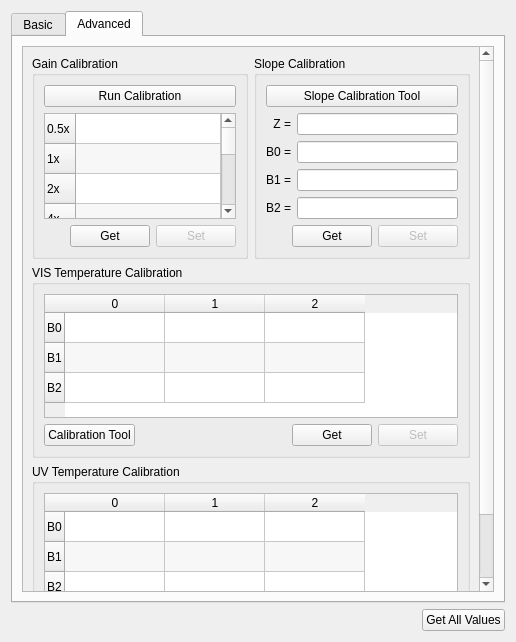
dektronics/densitometer-desktop, file src/calibrationuvvistab.ui: the form before one commit.
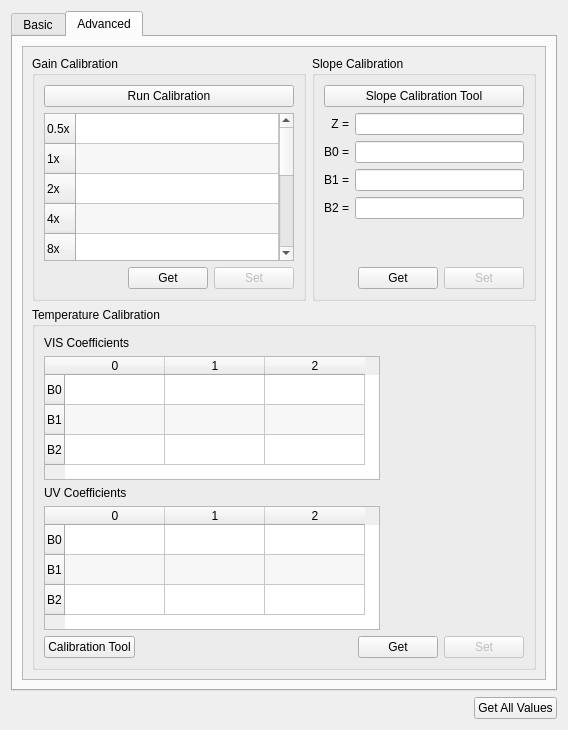
The form after the commit. The open tabs and pages were chosen to show the change.

Commit message:
Rework temperature calibration data import
Merge VIS and UV calibration bits into a single workflow.
Implement importing of thermal chamber data files.

Diff of the .ui file:
```diff
--- a/src/calibrationuvvistab.ui
+++ b/src/calibrationuvvistab.ui
@@ -6,8 +6,8 @@
    <rect>
     <x>0</x>
     <y>0</y>
-    <width>516</width>
-    <height>642</height>
+    <width>568</width>
+    <height>730</height>
    </rect>
   </property>
   <property name="sizePolicy">
@@ -376,11 +376,11 @@
            <rect>
             <x>0</x>
             <y>0</y>
-            <width>460</width>
-            <height>624</height>
+            <width>526</width>
+            <height>631</height>
            </rect>
           </property>
-          <layout class="QGridLayout" name="gridLayout" columnstretch="1,1">
+          <layout class="QGridLayout" name="gridLayout">
            <item row="0" column="0">
             <widget class="QGroupBox" name="gainGroupBox">
              <property name="sizePolicy">
@@ -675,10 +675,19 @@
            <item row="1" column="0" colspan="2">
             <widget class="QGroupBox" name="visTempGroupBox">
              <property name="title">
-              <string>VIS Temperature Calibration</string>
+              <string>Temperature Calibration</string>
              </property>
              <layout class="QVBoxLayout" name="verticalLayout">
               <item>
+               <widget class="QLabel" name="label">
+                <property name="text">
+                 <string>VIS Coefficients</string>
+                </property>
+               </widget>
+              </item>
+              <item>
+               <layout class="QHBoxLayout" name="horizontalLayout_4">
+                <item>
                <widget class="QTableWidget" name="visTempTableWidget">
                 <property name="sizePolicy">
                  <sizepolicy hsizetype="Expanding" vsizetype="Fixed">
@@ -728,6 +737,91 @@
                </widget>
               </item>
               <item>
+                 <spacer name="horizontalSpacer_3">
+                  <property name="orientation">
+                   <enum>Qt::Orientation::Horizontal</enum>
+                  </property>
+                  <property name="sizeHint" stdset="0">
+                   <size>
+                    <width>40</width>
+                    <height>20</height>
+                   </size>
+                  </property>
+                 </spacer>
+                </item>
+               </layout>
+              </item>
+              <item>
+               <widget class="QLabel" name="label_2">
+                <property name="text">
+                 <string>UV Coefficients</string>
+                </property>
+               </widget>
+              </item>
+              <item>
+               <layout class="QHBoxLayout" name="horizontalLayout_5">
+                <item>
+                 <widget class="QTableWidget" name="uvTempTableWidget">
+                  <property name="sizePolicy">
+                   <sizepolicy hsizetype="Expanding" vsizetype="Fixed">
+                    <horstretch>0</horstretch>
+                    <verstretch>0</verstretch>
+                   </sizepolicy>
+                  </property>
+                  <property name="sizeAdjustPolicy">
+                   <enum>QAbstractScrollArea::SizeAdjustPolicy::AdjustToContents</enum>
+                  </property>
+                  <property name="alternatingRowColors">
+                   <bool>true</bool>
+                  </property>
+                  <row>
+                   <property name="text">
+                    <string>B0</string>
+                   </property>
+                  </row>
+                  <row>
+                   <property name="text">
+                    <string>B1</string>
+                   </property>
+                  </row>
+                  <row>
+                   <property name="text">
+                    <string>B2</string>
+                   </property>
+                  </row>
+                  <column>
+                   <property name="text">
+                    <string>0</string>
+                   </property>
+                  </column>
+                  <column>
+                   <property name="text">
+                    <string>1</string>
+                   </property>
+                  </column>
+                  <column>
+                   <property name="text">
+                    <string>2</string>
+                   </property>
+                  </column>
+                 </widget>
+                </item>
+                <item>
+                 <spacer name="horizontalSpacer_4">
+                  <property name="orientation">
+                   <enum>Qt::Orientation::Horizontal</enum>
+                  </property>
+                  <property name="sizeHint" stdset="0">
+                   <size>
+                    <width>40</width>
+                    <height>20</height>
+                   </size>
+                  </property>
+                 </spacer>
+                </item>
+               </layout>
+              </item>
+              <item>
                <layout class="QHBoxLayout" name="horizontalLayout">
                 <item>
                  <widget class="QPushButton" name="visTempCalPushButton">
@@ -757,103 +851,7 @@
                  </widget>
                 </item>
                 <item>
-                 <widget class="QPushButton" name="visTempSetPushButton">
-                  <property name="enabled">
-                   <bool>false</bool>
-                  </property>
-                  <property name="text">
-                   <string>Set</string>
-                  </property>
-                 </widget>
-                </item>
-               </layout>
-              </item>
-             </layout>
-            </widget>
-           </item>
-           <item row="2" column="0" colspan="2">
-            <widget class="QGroupBox" name="uvTempGroupBox">
-             <property name="title">
-              <string>UV Temperature Calibration</string>
-             </property>
-             <layout class="QVBoxLayout" name="verticalLayout_2">
-              <item>
-               <widget class="QTableWidget" name="uvTempTableWidget">
-                <property name="sizePolicy">
-                 <sizepolicy hsizetype="Expanding" vsizetype="Fixed">
-                  <horstretch>0</horstretch>
-                  <verstretch>0</verstretch>
-                 </sizepolicy>
-                </property>
-                <property name="sizeAdjustPolicy">
-                 <enum>QAbstractScrollArea::SizeAdjustPolicy::AdjustToContents</enum>
-                </property>
-                <property name="alternatingRowColors">
-                 <bool>true</bool>
-                </property>
-                <row>
-                 <property name="text">
-                  <string>B0</string>
-                 </property>
-                </row>
-                <row>
-                 <property name="text">
-                  <string>B1</string>
-                 </property>
-                </row>
-                <row>
-                 <property name="text">
-                  <string>B2</string>
-                 </property>
-                </row>
-                <column>
-                 <property name="text">
-                  <string>0</string>
-                 </property>
-                </column>
-                <column>
-                 <property name="text">
-                  <string>1</string>
-                 </property>
-                </column>
-                <column>
-                 <property name="text">
-                  <string>2</string>
-                 </property>
-                </column>
-               </widget>
-              </item>
-              <item>
-               <layout class="QHBoxLayout" name="horizontalLayout_2">
-                <item>
-                 <widget class="QPushButton" name="uvTempCalPushButton">
-                  <property name="text">
-                   <string>Calibration Tool</string>
-                  </property>
-                 </widget>
-                </item>
-                <item>
-                 <spacer name="horizontalSpacer_2">
-                  <property name="orientation">
-                   <enum>Qt::Orientation::Horizontal</enum>
-                  </property>
-                  <property name="sizeHint" stdset="0">
-                   <size>
-                    <width>40</width>
-                    <height>20</height>
-                   </size>
-                  </property>
-                 </spacer>
-                </item>
-                <item>
-                 <widget class="QPushButton" name="uvTempGetPushButton">
-                  <property name="text">
-                   <string>Get</string>
-                  </property>
-                 </widget>
-                </item>
-                <item>
-                 <widget class="QPushButton" name="uvTempSetPushButton">
+                 <widget class="QPushButton" name="tempSetPushButton">
                   <property name="enabled">
                    <bool>false</bool>
                   </property>
```
Left out of the diff: 14 changed lines with no effect on the pictures. Lines whose indentation alone changed are shown as unchanged. The commit also changes 5 other files.
